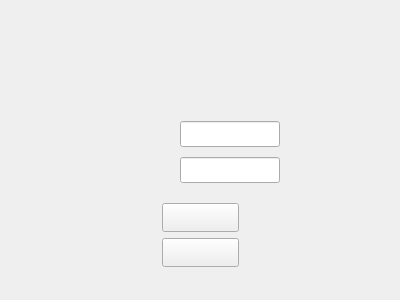
Above: gui/ColaSqlGui/ui/ui_login.ui from YXHXianYu/2023-BJTU-DBMS-Project before the change. Below: the same form after it.
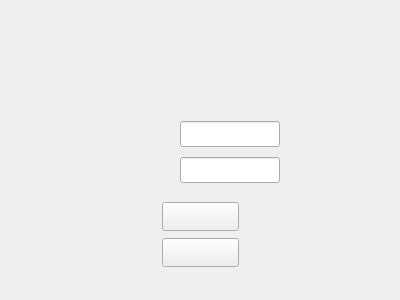
That is the form after the change. Icons and pictures are not drawn.

What changed in the file:
```diff
--- a/gui/ColaSqlGui/ui/ui_login.ui
+++ b/gui/ColaSqlGui/ui/ui_login.ui
@@ -34,7 +34,7 @@
     <property name="geometry">
      <rect>
       <x>162</x>
-      <y>203</y>
+      <y>202</y>
       <width>77</width>
       <height>29</height>
      </rect>
```
